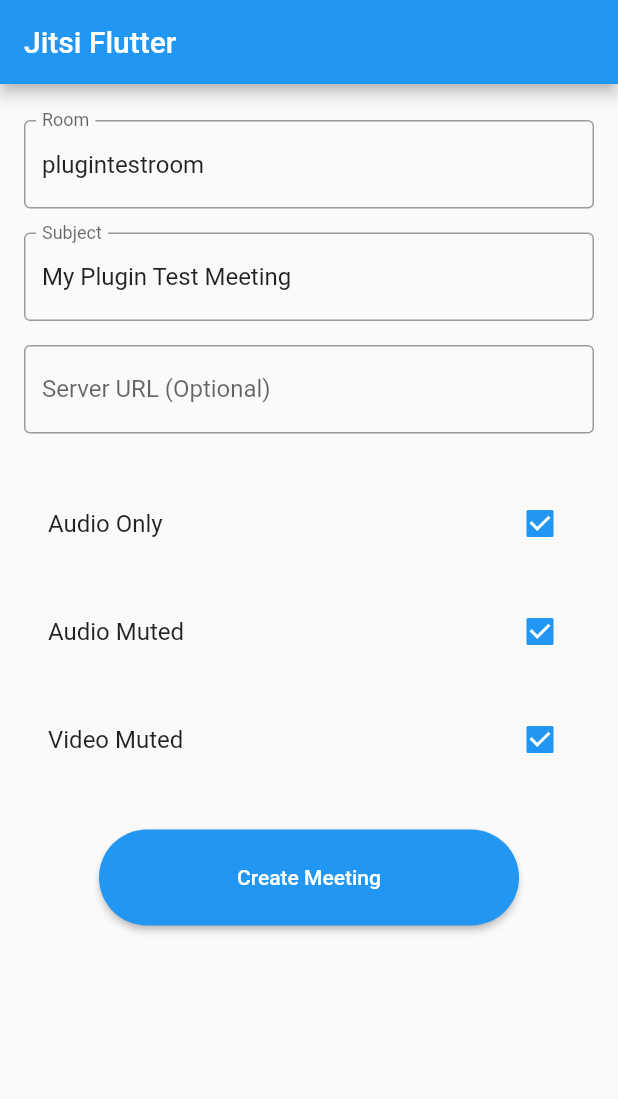
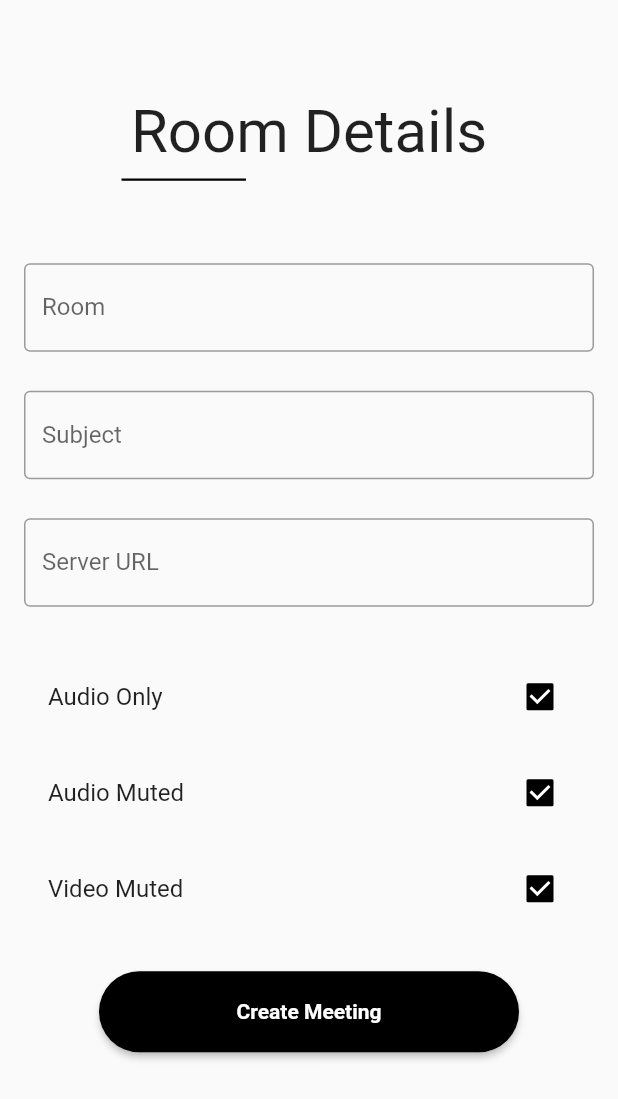
Before and after one commit to Destiny911gtr/flutter_video_call, a Flutter app: the screen it shows after launch, after a tap on "Save details and continue", on a phone screen of 412 x 824 dp. Shown: the top 1099 px of the screen. Run offline on Flutter 3.47's test engine with Material 2 defaults, Android fonts, the phone set to English and light mode, and no system bars; our stand-ins replace lottie; missing offline and left inert: jitsi_meet.

Commit message:
Updated UI
Prepare to add firebase auth too

```diff
--- a/lib/Login.dart
+++ b/lib/Login.dart
@@ -4,8 +4,8 @@ import 'package:lottie/lottie.dart';
 import 'package:jitsi_meet/jitsi_meet.dart';
 import 'MeetingDetails.dart';
 
-final nameText = TextEditingController(text: "Plugin Test User");
-final emailText = TextEditingController(text: "fake@email.com");
+final nameText = TextEditingController();
+final emailText = TextEditingController();
 
 class MyApp extends StatefulWidget {
   @override
@@ -29,7 +29,7 @@ class _MyAppState extends State<MyApp> {
   Widget build(BuildContext context) {
     return MaterialApp(
       home: FutureBuilder(
-        future: Future.delayed(const Duration(milliseconds: 1000), () {
+        future: Future.delayed(const Duration(milliseconds: 2000), () {
           debugPrint('Splash Delay');
           return true;
         }),
@@ -37,9 +37,6 @@ class _MyAppState extends State<MyApp> {
         builder: (BuildContext context, AsyncSnapshot snapshot) {
           if (snapshot.connectionState == ConnectionState.done) {
             return Scaffold(
-              appBar: AppBar(
-                title: const Text('Jitsi Flutter'),
-              ),
               body: Container(
                 padding: const EdgeInsets.symmetric(
                   horizontal: 16.0,
@@ -47,34 +44,56 @@ class _MyAppState extends State<MyApp> {
                 child: SingleChildScrollView(
                   child: Column(
                     children: <Widget>[
+                      SizedBox(height: kToolbarHeight,),
+                      Padding(
+                        padding: const EdgeInsets.all(8.0),
+                        child: Text('Login',
+                          textAlign: TextAlign.center,
+                          style: TextStyle(fontSize: 60.0)
+                          ,)
+                      ),
+                      Padding(
+                        padding: const EdgeInsets.only(top: 0.0, left: 110.0),
+                        child: Align(
+                          alignment: Alignment.centerLeft,
+                          child: Container(
+                            width: 38.0,
+                            height: 1.5,
+                            color: Colors.black,
+                          ),
+                        ),
+                      ),
                       SizedBox(
-                        height: 24.0,
+                        height: 120.0,
                       ),
                       TextField(
                         controller: nameText,
                         decoration: InputDecoration(
                           border: OutlineInputBorder(),
-                          labelText: "Display Name",
+                          labelText: "Name",
+                          hintText: "Enter Your name",
                         ),
+
                       ),
                       SizedBox(
-                        height: 16.0,
+                        height: 26.0,
                       ),
                       TextField(
                         controller: emailText,
                         decoration: InputDecoration(
                           border: OutlineInputBorder(),
                           labelText: "Email",
+                          hintText: "abc@xyz.com"
                         ),
                       ),
                       SizedBox(
-                        height: 16.0,
+                        height: 26.0,
                       ),
                       SizedBox(
                         height: 64.0,
                         width: double.maxFinite,
                         child: Padding(
-                          padding: const EdgeInsets.only(left: 50, right: 50),
+                          padding: const EdgeInsets.only(left: 50, top: 5,bottom: 5,right: 50),
                           child: RaisedButton(
                             shape: RoundedRectangleBorder(
                               borderRadius: BorderRadius.circular(50.0),
@@ -84,15 +103,24 @@ class _MyAppState extends State<MyApp> {
                             },
                             child: Text(
                               "Save details and continue",
-                              style: TextStyle(color: Colors.white),
+                              style: TextStyle(color: Colors.white,fontWeight: FontWeight.bold),
                             ),
-                            color: Colors.blue,
+                            color: Colors.black,
+                            elevation: 10.0,
                           ),
                         ),
                       ),
                       SizedBox(
                         height: 48.0,
                       ),
+                      Padding(padding: const EdgeInsets.all(13),),
+                    SizedBox(height: 183,),
+                    Text(
+                      'Powered by Jitsi.Meet',textAlign: TextAlign.center,
+                      style: TextStyle(
+                          fontSize: 13,
+                          color: Colors.grey[400]),
+                    ),
                     ],
                   ),
                 ),
@@ -100,9 +128,9 @@ class _MyAppState extends State<MyApp> {
             );
           } else {
             return Scaffold(
-              body: Center(
-                child: Column(
-                  mainAxisAlignment: MainAxisAlignment.center,
+              body: Container(
+                child: ListView(
+                  padding: const EdgeInsets.fromLTRB(0, 266, 0, 0),
                   children: <Widget>[
                     Lottie.asset(
                       'lottie/loading.json',
@@ -111,11 +139,19 @@ class _MyAppState extends State<MyApp> {
                     ),
                     SizedBox(height: 5),
                     Text(
-                      'Loading...',
+                      'Loading...',textAlign: TextAlign.center,
                       style: TextStyle(
                           fontSize: 15,
                           fontWeight: FontWeight.w600,
                           color: Colors.grey),
+                    ),
+                    Padding(padding: const EdgeInsets.all(13),),
+                    SizedBox(height: 278,),
+                    Text(
+                      'Powered by Jitsi.Meet',textAlign: TextAlign.center,
+                      style: TextStyle(
+                          fontSize: 13,
+                          color: Colors.grey[400]),
                     ),
                   ],
                 ),
--- a/lib/MeetingDetails.dart
+++ b/lib/MeetingDetails.dart
@@ -1,6 +1,5 @@
 import 'package:flutter/cupertino.dart';
 import 'package:flutter/material.dart';
-import 'package:lottie/lottie.dart';
 import 'package:jitsi_meet/jitsi_meet.dart';
 import 'package:jitsi_meet/jitsi_meeting_listener.dart';
 import 'Login.dart';
@@ -12,8 +11,8 @@ class ServerSett extends StatefulWidget {
 
 class _ServerSettState extends State<ServerSett> {
   final serverText = TextEditingController();
-  final roomText = TextEditingController(text: "plugintestroom");
-  final subjectText = TextEditingController(text: "My Plugin Test Meeting");
+  final roomText = TextEditingController();
+  final subjectText = TextEditingController();
   var isAudioOnly = true;
   var isAudioMuted = true;
   var isVideoMuted = true;
@@ -38,9 +37,6 @@ class _ServerSettState extends State<ServerSett> {
   Widget build(BuildContext context) {
     return MaterialApp(
       home: Scaffold(
-        appBar: AppBar(
-          title: const Text('Jitsi Flutter'),
-        ),
         body: Container(
           padding: const EdgeInsets.symmetric(
             horizontal: 16.0,
@@ -48,36 +44,61 @@ class _ServerSettState extends State<ServerSett> {
           child: SingleChildScrollView(
             child: Column(
               children: <Widget>[
+                SizedBox(height: kToolbarHeight,),
+                  Padding(
+                    padding: const EdgeInsets.all(8.0),
+                    // change the name as you like cuz this page cannot be a login page
+                    child: Text('Room Details',
+                      textAlign: TextAlign.center,
+                      style: TextStyle(fontSize: 40.0),
+                    ),
+                  ),
+                  Padding(
+                        padding: const EdgeInsets.only(top: 0.0, left: 65.0,),
+                        child: Align(
+                          alignment: Alignment.centerLeft,
+                          child: Container(
+                            width: 83.0,
+                            height: 1.5,
+                            color: Colors.black,
+                          ),
+                        ),
+                      ),
                 SizedBox(
-                  height: 24.0,
+                  height: 55.0,
                 ),
                 TextField(
                   controller: roomText,
                   decoration: InputDecoration(
                     border: OutlineInputBorder(),
                     labelText: "Room",
+                    hintText: "Enter the Room Name",
+
                   ),
                 ),
                 SizedBox(
-                  height: 16.0,
+                  height: 26.0,
                 ),
                 TextField(
                   controller: subjectText,
                   decoration: InputDecoration(
                     border: OutlineInputBorder(),
                     labelText: "Subject",
+                    hintText: "Enter the subject",
                   ),
                 ),
                 SizedBox(
-                  height: 16.0,
+                  height: 26.0,
                 ),
                 TextField(
-                  controller: serverText,
-                  decoration: InputDecoration(
-                      border: OutlineInputBorder(),
-                      labelText: "Server URL (Optional)",
-                      hintText: "Hint: Leave empty for meet.jitsi.si"),
-                ),
+                        controller: serverText,
+                        decoration: InputDecoration(
+                          border: OutlineInputBorder(),
+                          labelText: "Server URL",
+                          hintText: "Enter the server URL (optional)",
+                        ),
+
+                      ),
                 SizedBox(
                   height: 32.0,
                 ),
@@ -85,31 +106,39 @@ class _ServerSettState extends State<ServerSett> {
                   title: Text("Audio Only"),
                   value: isAudioOnly,
                   onChanged: _onAudioOnlyChanged,
+                  checkColor: Colors.white,
+                  activeColor: Colors.black,
                 ),
                 SizedBox(
-                  height: 16.0,
+                  height: 8.0,
                 ),
                 CheckboxListTile(
                   title: Text("Audio Muted"),
                   value: isAudioMuted,
                   onChanged: _onAudioMutedChanged,
+                  checkColor: Colors.white,
+                  activeColor: Colors.black,
                 ),
                 SizedBox(
-                  height: 16.0,
+                  height: 8.0,
                 ),
                 CheckboxListTile(
                   title: Text("Video Muted"),
                   value: isVideoMuted,
                   onChanged: _onVideoMutedChanged,
+                  checkColor: Colors.white,
+                  activeColor: Colors.black,
                 ),
                 SizedBox(
-                  height: 32.0,
+                  height: 22.0,
                 ),
                 Padding(
-                  padding: const EdgeInsets.only(left: 50, right: 50),
+                  padding: const EdgeInsets.only(left: 50,right: 50),
                   child: SizedBox(
                     height: 64.0,
                     width: double.maxFinite,
+                    child:Padding(
+                      padding: const EdgeInsets.only(top: 5, bottom: 5,),
                     child: RaisedButton(
                       shape: RoundedRectangleBorder(
                         borderRadius: BorderRadius.circular(50.0),
@@ -119,15 +148,21 @@ class _ServerSettState extends State<ServerSett> {
                       },
                       child: Text(
                         "Create Meeting",
-                        style: TextStyle(color: Colors.white),
+                        style: TextStyle(color: Colors.white,fontWeight: FontWeight.bold,),
                       ),
-                      color: Colors.blue,
+                      color: Colors.black,
+                    ),
                     ),
                   ),
                 ),
-                SizedBox(
-                  height: 48.0,
-                ),
+                Padding(padding: const EdgeInsets.all(13),),
+                    SizedBox(height: 183,),
+                    Text(
+                      'Powered by Jitsi.Meet',textAlign: TextAlign.center,
+                      style: TextStyle(
+                          fontSize: 13,
+                          color: Colors.grey[400]),
+                    ),
               ],
             ),
           ),
--- a/pubspec.yaml
+++ b/pubspec.yaml
@@ -26,6 +26,9 @@ dependencies:
 
   jitsi_meet: ^0.2.0
   lottie: ^0.4.0
+  cloud_firestore: ^0.13.6
+  firebase_auth: ^0.16.1
+
 
   # The following adds the Cupertino Icons font to your application.
   # Use with the CupertinoIcons class for iOS style icons.
```
Also changed, not shown: pubspec.lock.
